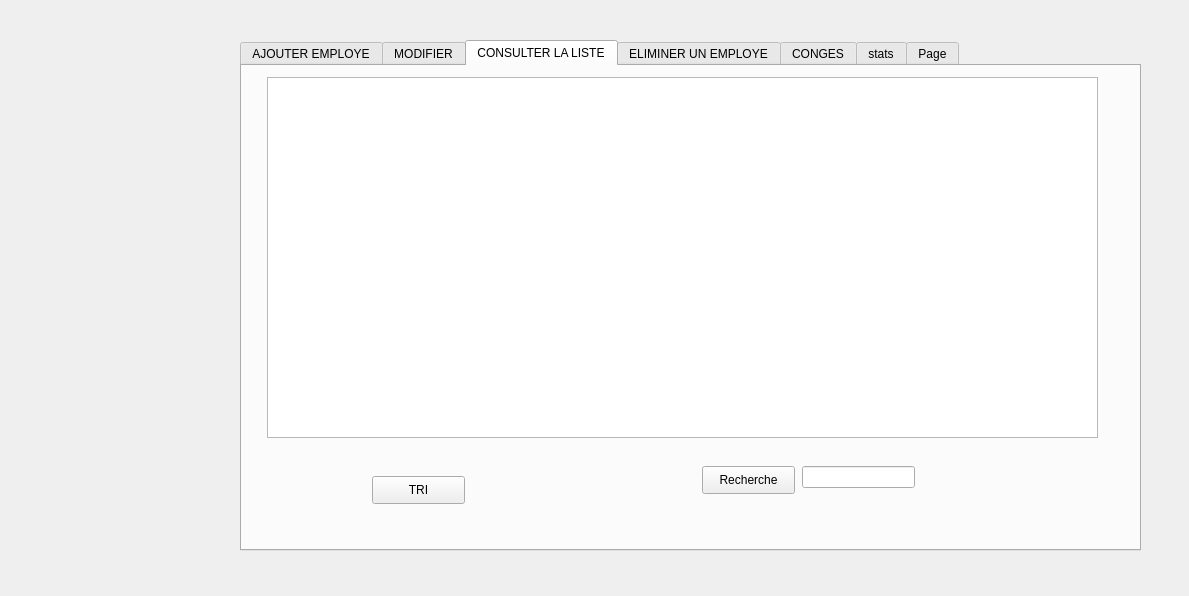
Old version of the form Atelier_Connexion/mainwindow.ui in the repository Esprit-UP-Algo/projetcpp-2a39-smart-ecological-transport.
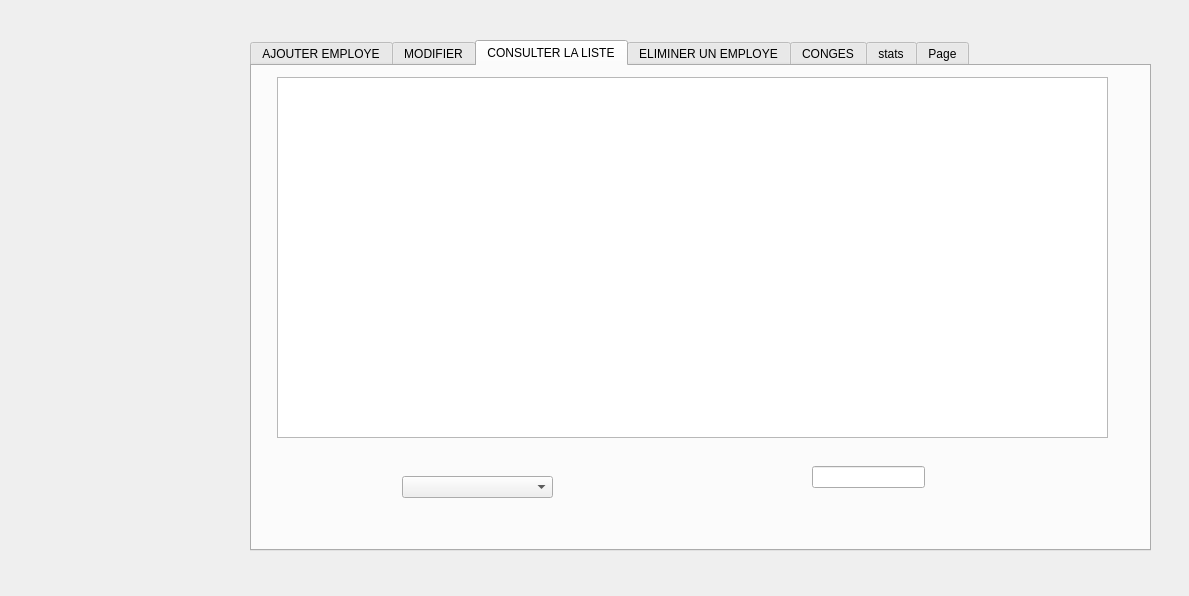
New version of the form. The open tabs and pages were chosen to show the change. Icons and pictures are not drawn.

The edit to the form file:
```diff
--- a/Atelier_Connexion/mainwindow.ui
+++ b/Atelier_Connexion/mainwindow.ui
@@ -17,7 +17,7 @@
    <widget class="QTabWidget" name="tabWidget">
     <property name="geometry">
      <rect>
-      <x>240</x>
+      <x>250</x>
       <y>40</y>
       <width>901</width>
       <height>511</height>
@@ -413,19 +413,6 @@
        </rect>
       </property>
      </widget>
-     <widget class="QPushButton" name="recherche">
-      <property name="geometry">
-       <rect>
-        <x>460</x>
-        <y>400</y>
-        <width>93</width>
-        <height>28</height>
-       </rect>
-      </property>
-      <property name="text">
-       <string>Recherche</string>
-      </property>
-     </widget>
      <widget class="QLineEdit" name="lineEdit_6">
       <property name="geometry">
        <rect>
@@ -436,18 +423,15 @@
        </rect>
       </property>
      </widget>
-     <widget class="QPushButton" name="tri">
+     <widget class="QComboBox" name="tri">
       <property name="geometry">
        <rect>
-        <x>130</x>
+        <x>150</x>
         <y>410</y>
-        <width>93</width>
-        <height>28</height>
+        <width>151</width>
+        <height>22</height>
        </rect>
       </property>
-      <property name="text">
-       <string>TRI</string>
-      </property>
      </widget>
     </widget>
     <widget class="QWidget" name="tab">
@@ -739,21 +723,27 @@
      </attribute>
     </widget>
    </widget>
-   <widget class="QLabel" name="label">
+   <widget class="QWidget" name="verticalLayoutWidget">
     <property name="geometry">
      <rect>
-      <x>70</x>
-      <y>40</y>
-      <width>231</width>
-      <height>531</height>
+      <x>80</x>
+      <y>60</y>
+      <width>169</width>
+      <height>491</height>
      </rect>
     </property>
-    <property name="text">
-     <string/>
-    </property>
-    <property name="pixmap">
-     <pixmap>../../../OneDrive/Bureau/Capture d’écran 2023-11-01 174534.png</pixmap>
-    </property>
+    <layout class="QVBoxLayout" name="verticalLayout">
+     <item>
+      <widget class="QLabel" name="label">
+       <property name="text">
+        <string/>
+       </property>
+       <property name="pixmap">
+        <pixmap>../../../OneDrive/Bureau/login.png</pixmap>
+       </property>
+      </widget>
+     </item>
+    </layout>
    </widget>
   </widget>
  </widget>
```
Left out of the diff: 35 changed lines with no effect on the pictures.
